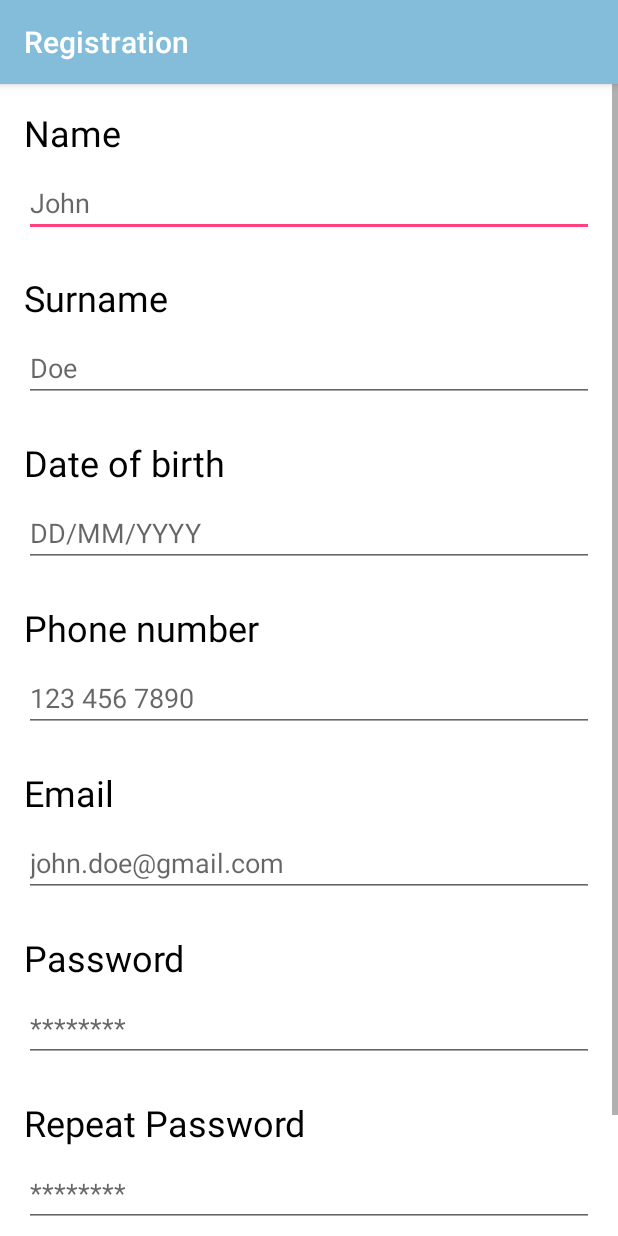
After one commit to Mastercypher/Datdog, an Android app: the RegisterActivity screen opened directly, with no data from a screen before it, on a phone screen of 412 x 824 dp. The commit adds this screen. Run offline under Robolectric (Android 15) with nearby library versions, the phone set to English and light mode, and no system bars.

Commit message:
add register activity

```diff
--- a/android/DatDog/app/src/main/AndroidManifest.xml
+++ b/android/DatDog/app/src/main/AndroidManifest.xml
@@ -24,7 +24,10 @@
         <activity
             android:name=".RegOrLogActivity"
             android:label="New User?" />
-        <activity android:name=".LoginActivity" android:label="Login"></activity>
+        <activity
+            android:name=".LoginActivity"
+            android:label="Login" />
+        <activity android:name=".RegisterActivity" android:label="Registration"></activity>
     </application>
 
 </manifest>
--- a/android/DatDog/app/src/main/java/com/mastercypher/university/mobile/datdog/RegOrLogActivity.java
+++ b/android/DatDog/app/src/main/java/com/mastercypher/university/mobile/datdog/RegOrLogActivity.java
@@ -9,12 +9,14 @@ import android.widget.Button;
 public class RegOrLogActivity extends AppCompatActivity {
 
     Button btnLogin;
+    Button btnRegister;
 
     @Override
     protected void onCreate(Bundle savedInstanceState) {
         super.onCreate(savedInstanceState);
         setContentView(R.layout.activity_reg_or_log);
         btnLogin = findViewById(R.id.button2);
+        btnRegister = findViewById(R.id.button3);
 
         btnLogin.setOnClickListener(new View.OnClickListener() {
             @Override
@@ -22,5 +24,12 @@ public class RegOrLogActivity extends AppCompatActivity {
                 startActivity(new Intent(RegOrLogActivity.this, LoginActivity.class));
             }
         });
+
+        btnRegister.setOnClickListener(new View.OnClickListener() {
+            @Override
+            public void onClick(View v) {
+                startActivity(new Intent(RegOrLogActivity.this, RegisterActivity.class));
+            }
+        });
     }
 }
--- /dev/null
+++ b/android/DatDog/app/src/main/java/com/mastercypher/university/mobile/datdog/RegisterActivity.java
@@ -0,0 +1,13 @@
+package com.mastercypher.university.mobile.datdog;
+
+import android.support.v7.app.AppCompatActivity;
+import android.os.Bundle;
+
+public class RegisterActivity extends AppCompatActivity {
+
+    @Override
+    protected void onCreate(Bundle savedInstanceState) {
+        super.onCreate(savedInstanceState);
+        setContentView(R.layout.activity_register);
+    }
+}
--- /dev/null
+++ b/android/DatDog/app/src/main/res/layout/activity_register.xml
@@ -0,0 +1,231 @@
+<?xml version="1.0" encoding="utf-8"?>
+<ScrollView xmlns:android="http://schemas.android.com/apk/res/android"
+    xmlns:app="http://schemas.android.com/apk/res-auto"
+    xmlns:tools="http://schemas.android.com/tools"
+    android:layout_width="match_parent"
+    android:layout_height="match_parent"
+    android:background="#ffffff"
+    tools:context=".RegOrLogActivity">
+
+    <android.support.constraint.ConstraintLayout xmlns:android="http://schemas.android.com/apk/res/android"
+        xmlns:app="http://schemas.android.com/apk/res-auto"
+        xmlns:tools="http://schemas.android.com/tools"
+        android:layout_width="match_parent"
+        android:layout_height="wrap_content"
+        tools:context=".RegisterActivity">
+
+        <TextView
+            android:id="@+id/textView10"
+            android:layout_width="0dp"
+            android:layout_height="wrap_content"
+            android:layout_marginEnd="16dp"
+            android:layout_marginStart="16dp"
+            android:layout_marginTop="16dp"
+            android:text="Name"
+            android:textColor="#000000"
+            android:textSize="24sp"
+            app:layout_constraintEnd_toEndOf="parent"
+            app:layout_constraintStart_toStartOf="parent"
+            app:layout_constraintTop_toTopOf="parent" />
+
+        <EditText
+            android:id="@+id/editText3"
+            android:layout_width="0dp"
+            android:layout_height="wrap_content"
+            android:layout_marginEnd="16dp"
+            android:layout_marginStart="16dp"
+            android:layout_marginTop="8dp"
+            android:ems="10"
+            android:hint="John"
+            android:inputType="textPersonName"
+            app:layout_constraintEnd_toEndOf="parent"
+            app:layout_constraintStart_toStartOf="parent"
+            app:layout_constraintTop_toBottomOf="@+id/textView10" />
+
+        <TextView
+            android:id="@+id/textView11"
+            android:layout_width="0dp"
+            android:layout_height="wrap_content"
+            android:layout_marginEnd="16dp"
+            android:layout_marginStart="16dp"
+            android:layout_marginTop="24dp"
+            android:text="Surname"
+            android:textColor="#000000"
+            android:textSize="24sp"
+            app:layout_constraintEnd_toEndOf="parent"
+            app:layout_constraintStart_toStartOf="parent"
+            app:layout_constraintTop_toBottomOf="@+id/editText3" />
+
+        <EditText
+            android:id="@+id/editText4"
+            android:layout_width="0dp"
+            android:layout_height="wrap_content"
+            android:layout_marginEnd="16dp"
+            android:layout_marginStart="16dp"
+            android:layout_marginTop="8dp"
+            android:ems="10"
+            android:hint="Doe"
+            android:inputType="textPersonName"
+            app:layout_constraintEnd_toEndOf="parent"
+            app:layout_constraintHorizontal_bias="0.503"
+            app:layout_constraintStart_toStartOf="parent"
+            app:layout_constraintTop_toBottomOf="@+id/textView11" />
+
+        <TextView
+            android:id="@+id/textView14"
+            android:layout_width="0dp"
+            android:layout_height="wrap_content"
+            android:layout_marginEnd="16dp"
+            android:layout_marginStart="16dp"
+            android:layout_marginTop="24dp"
+            android:text="Date of birth"
+            android:textColor="#000000"
+            android:textSize="24sp"
+            app:layout_constraintEnd_toEndOf="parent"
+            app:layout_constraintStart_toStartOf="parent"
+            app:layout_constraintTop_toBottomOf="@+id/editText4" />
+
+        <EditText
+            android:id="@+id/editText7"
+            android:layout_width="0dp"
+            android:layout_height="wrap_content"
+            android:layout_marginEnd="16dp"
+            android:layout_marginStart="16dp"
+            android:layout_marginTop="8dp"
+            android:ems="10"
+            android:hint="DD/MM/YYYY"
+            android:inputType="date"
+            app:layout_constraintEnd_toEndOf="parent"
+            app:layout_constraintStart_toStartOf="parent"
+            app:layout_constraintTop_toBottomOf="@+id/textView14" />
+
+        <TextView
+            android:id="@+id/textView12"
+            android:layout_width="0dp"
+            android:layout_height="wrap_content"
+            android:layout_marginEnd="16dp"
+            android:layout_marginStart="16dp"
+            android:layout_marginTop="24dp"
+            android:text="Phone number"
+            android:textColor="#000000"
+            android:textSize="24sp"
+            app:layout_constraintEnd_toEndOf="parent"
+            app:layout_constraintStart_toStartOf="parent"
+            app:layout_constraintTop_toBottomOf="@+id/editText7" />
+
+        <EditText
+            android:id="@+id/editText6"
+            android:layout_width="0dp"
+            android:layout_height="wrap_content"
+            android:layout_marginEnd="16dp"
+            android:layout_marginStart="16dp"
+            android:layout_marginTop="8dp"
+            android:ems="10"
+            android:hint="123 456 7890"
+            android:inputType="phone"
+            app:layout_constraintEnd_toEndOf="parent"
+            app:layout_constraintStart_toStartOf="parent"
+            app:layout_constraintTop_toBottomOf="@+id/textView12" />
+
+        <TextView
+            android:id="@+id/textView13"
+            android:layout_width="0dp"
+            android:layout_height="wrap_content"
+            android:layout_marginEnd="16dp"
+            android:layout_marginStart="16dp"
+            android:layout_marginTop="24dp"
+            android:text="Email"
+            android:textColor="#000000"
+            android:textSize="24sp"
+            app:layout_constraintEnd_toEndOf="parent"
+            app:layout_constraintStart_toStartOf="parent"
+            app:layout_constraintTop_toBottomOf="@+id/editText6" />
+
+        <EditText
+            android:id="@+id/editText8"
+            android:layout_width="0dp"
+            android:layout_height="wrap_content"
+            android:layout_marginEnd="16dp"
+            android:layout_marginStart="16dp"
+            android:layout_marginTop="8dp"
+            android:ems="10"
+            android:hint="john.doe@gmail.com"
+            android:inputType="textEmailAddress"
+            app:layout_constraintEnd_toEndOf="parent"
+            app:layout_constraintStart_toStartOf="parent"
+            app:layout_constraintTop_toBottomOf="@+id/textView13" />
+
+        <TextView
+            android:id="@+id/textView15"
+            android:layout_width="0dp"
+            android:layout_height="wrap_content"
+            android:layout_marginEnd="16dp"
+            android:layout_marginStart="16dp"
+            android:layout_marginTop="24dp"
+            android:text="Password"
+            android:textColor="#000000"
+            android:textSize="24sp"
+            app:layout_constraintEnd_toEndOf="parent"
+            app:layout_constraintStart_toStartOf="parent"
+            app:layout_constraintTop_toBottomOf="@+id/editText8" />
+
+        <EditText
+            android:id="@+id/editText9"
+            android:layout_width="0dp"
+            android:layout_height="wrap_content"
+            android:layout_marginEnd="16dp"
+            android:layout_marginStart="16dp"
+            android:layout_marginTop="8dp"
+            android:ems="10"
+            android:hint="********"
+            android:inputType="textPassword"
+            app:layout_constraintEnd_toEndOf="parent"
+            app:layout_constraintStart_toStartOf="parent"
+            app:layout_constraintTop_toBottomOf="@+id/textView15" />
+
+        <TextView
+            android:id="@+id/textView16"
+            android:layout_width="0dp"
+            android:layout_height="wrap_content"
+            android:layout_marginEnd="16dp"
+            android:layout_marginStart="16dp"
+            android:layout_marginTop="24dp"
+            android:text="Repeat Password"
+            android:textColor="#000000"
+            android:textSize="24sp"
+            app:layout_constraintEnd_toEndOf="parent"
+            app:layout_constraintStart_toStartOf="parent"
+            app:layout_constraintTop_toBottomOf="@+id/editText9" />
+
+        <EditText
+            android:id="@+id/editText10"
+            android:layout_width="0dp"
+            android:layout_height="wrap_content"
+            android:layout_marginEnd="16dp"
+            android:layout_marginStart="16dp"
+            android:layout_marginTop="8dp"
+            android:ems="10"
+            android:hint="********"
+            android:inputType="textPassword"
+            app:layout_constraintEnd_toEndOf="parent"
+            app:layout_constraintStart_toStartOf="parent"
+            app:layout_constraintTop_toBottomOf="@+id/textView16" />
+
+        <Button
+            android:id="@+id/button5"
+            android:layout_width="0dp"
+            android:layout_height="wrap_content"
+            android:layout_marginBottom="16dp"
+            android:layout_marginEnd="16dp"
+            android:layout_marginStart="16dp"
+            android:layout_marginTop="32dp"
+            android:background="@drawable/theme_button_round"
+            android:text="Register"
+            android:textColor="#ffffff"
+            app:layout_constraintBottom_toBottomOf="parent"
+            app:layout_constraintEnd_toEndOf="parent"
+            app:layout_constraintStart_toStartOf="parent"
+            app:layout_constraintTop_toBottomOf="@+id/editText10" />
+
+    </android.support.constraint.ConstraintLayout>
+</ScrollView>
```
